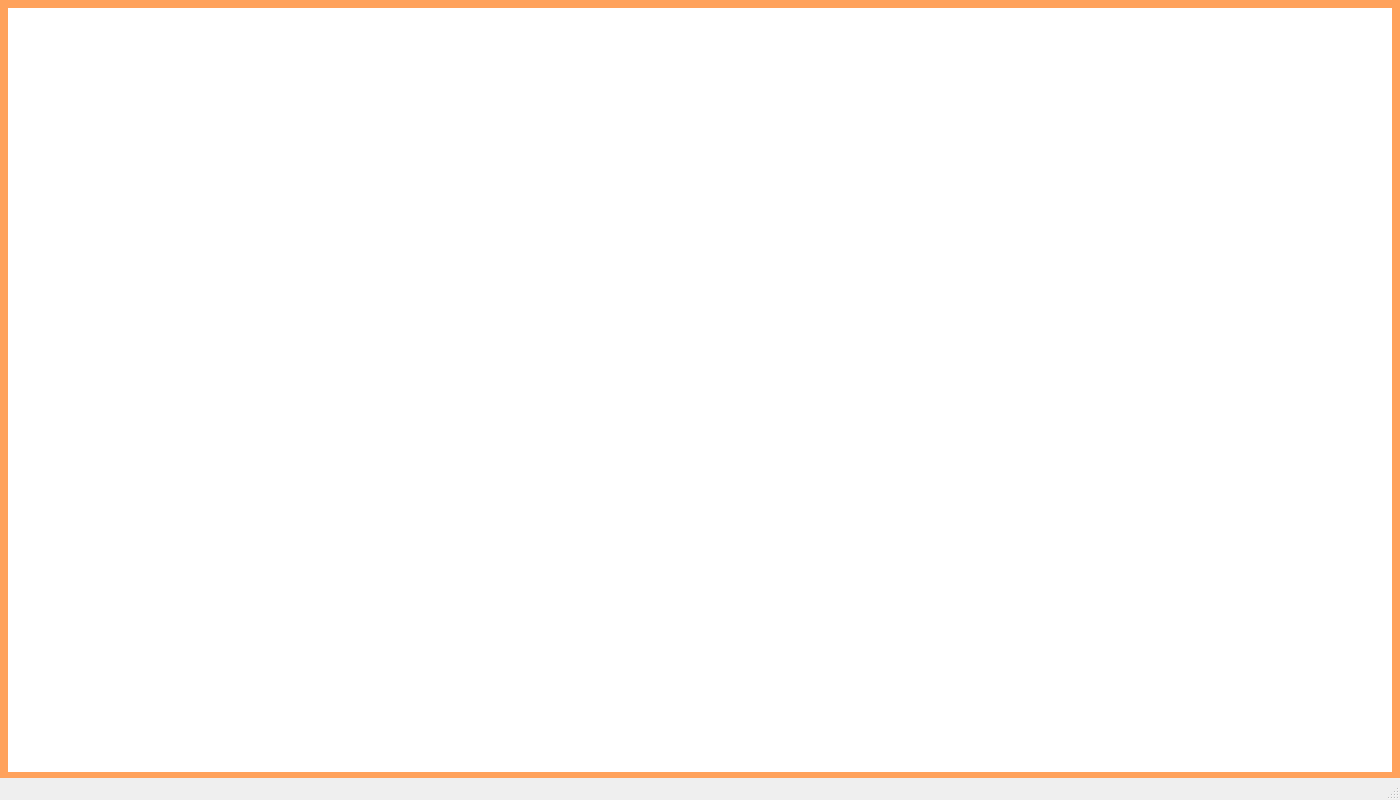
Old version of the form client/dpgs-client/mainwindow.ui in the repository yun-daniel/rpi4-dpgs.
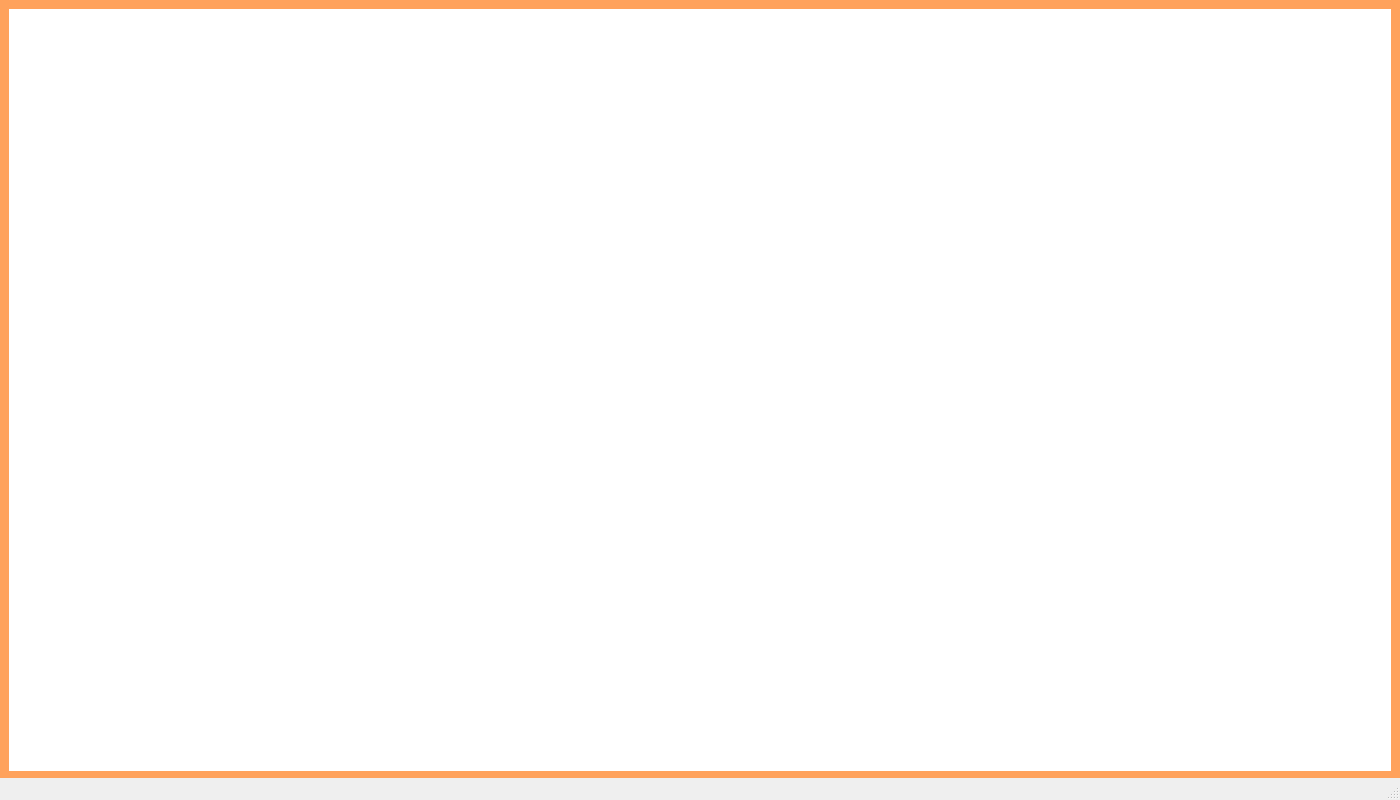
New version of the form. The open tabs and pages were chosen to show the change. Icons and pictures are not drawn.

The edit to the form file:
```diff
--- a/client/dpgs-client/mainwindow.ui
+++ b/client/dpgs-client/mainwindow.ui
@@ -95,7 +95,7 @@
       <property name="geometry">
        <rect>
         <x>1260</x>
-        <y>720</y>
+        <y>715</y>
         <width>131</width>
         <height>51</height>
        </rect>
@@ -117,7 +117,7 @@
        </rect>
       </property>
       <property name="styleSheet">
-       <string notr="true">border: 8px solid #FFA25C;</string>
+       <string notr="true">border: 9px solid #FFA25C;</string>
       </property>
       <property name="text">
        <string/>
```
Left out of the diff: 6 changed lines with no effect on the pictures.
